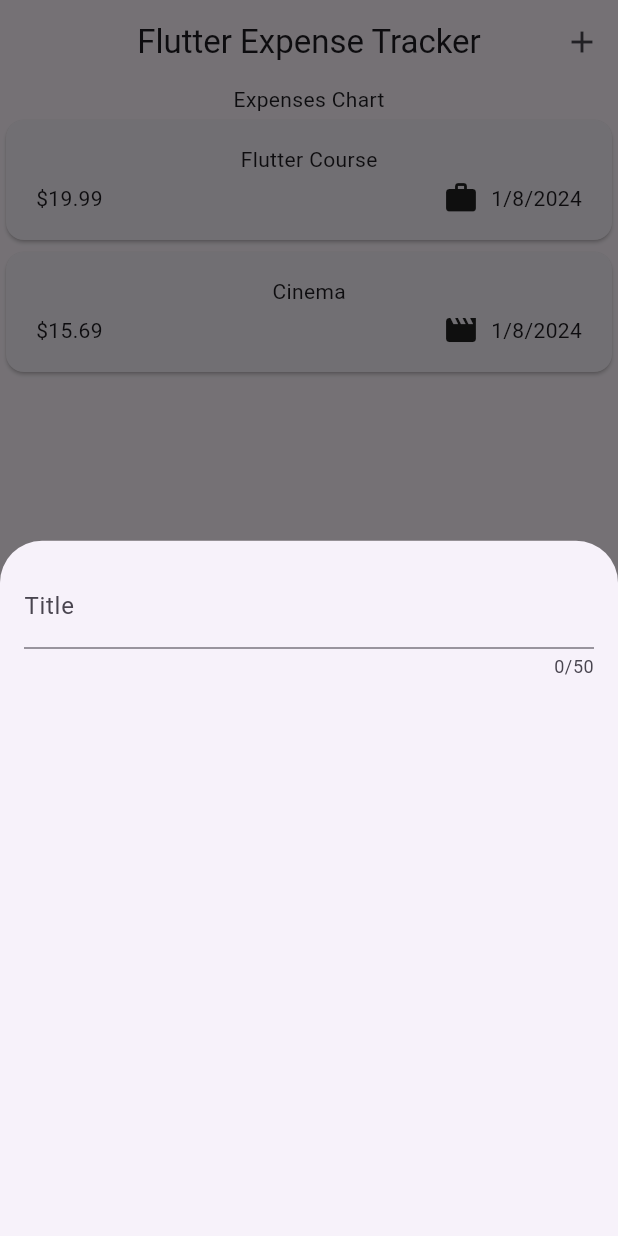
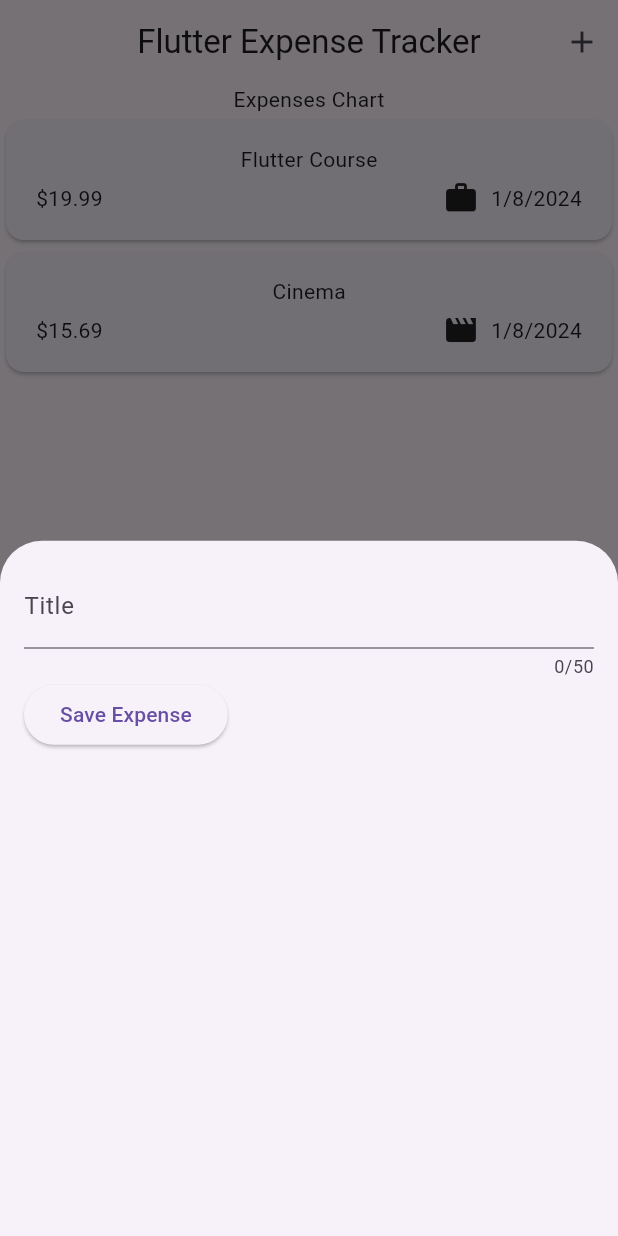
Before and after one commit to Md-Shoyab/Expense-tracker, a Flutter app: the screen it shows after launch, after a tap on the "add" icon, on a phone screen of 412 x 824 dp. Run offline on Flutter 3.47's test engine with Material 3 defaults, Android fonts, the phone set to English and light mode, and no system bars.

Commit message:
Added Expense Title & Printing Title on Save Expense

```diff
--- a/lib/widgets/expenses_list/new_expense.dart
+++ b/lib/widgets/expenses_list/new_expense.dart
@@ -8,16 +8,34 @@ class NewExpense extends StatefulWidget {
 }
 
 class _NewExpenseState extends State<NewExpense> {
+  var enteredTitle = '';
+  void _saveTitleInput(String inputValue) {
+    enteredTitle = inputValue;
+  }
+
   @override
   Widget build(BuildContext context) {
-    return const Padding(
-      padding: EdgeInsets.all(16.0),
+    return Padding(
+      padding: const EdgeInsets.all(16.0),
       child: Column(
         children: [
           TextField(
+            onChanged: _saveTitleInput,
             maxLength: 50,
-            decoration: InputDecoration(label: Text('Title')),
+            decoration: const InputDecoration(
+              label: Text('Title'),
+            ),
           ),
+          Row(
+            children: [
+              ElevatedButton(
+                onPressed: () {
+                  debugPrint('~~~> $enteredTitle');
+                },
+                child: const Text('Save Expense'),
+              )
+            ],
+          )
         ],
       ),
     );
```
